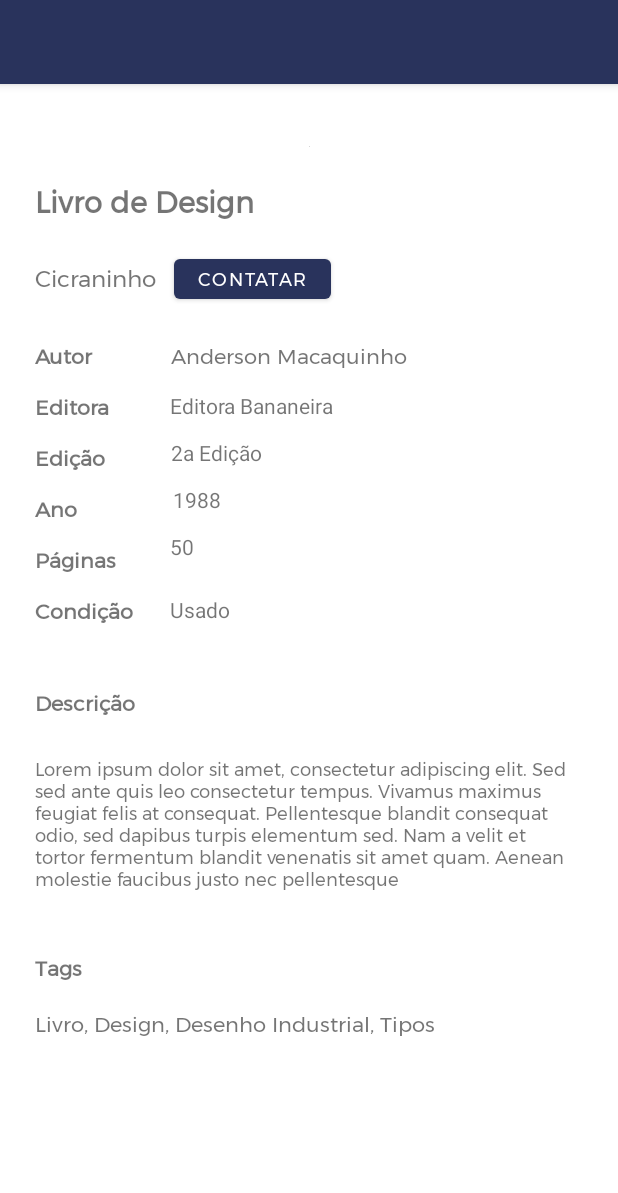
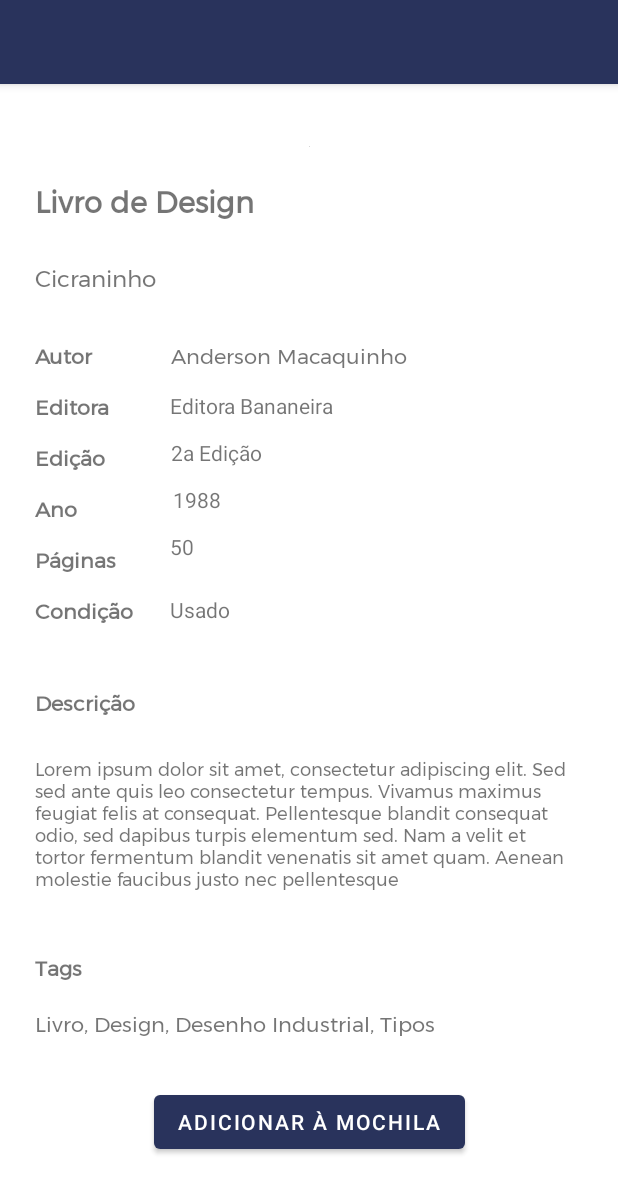
Before and after one commit to caldasluan/Escambinho, an Android app: the layout activity_item_information.xml on its own in the app's theme, with its tools: preview values and no code run, on a phone screen of 412 x 824 dp. Shown: the top 1193 px of the screen. Run offline under Robolectric (Android 15) with nearby library versions, the phone set to English and light mode, and no system bars; Roboto replaces fonts that are not available here.

Commit message:
change the button from activity_item_information.xml

```diff
--- a/app/src/main/java/com/unb/devapp/escambinho/ItemInfoActivity.java
+++ b/app/src/main/java/com/unb/devapp/escambinho/ItemInfoActivity.java
@@ -18,7 +18,7 @@ import com.unb.devapp.escambinho.Model.UserModel;
 public class ItemInfoActivity extends AppCompatActivity {
 
     TextView name, title, autor, editora, edicao, ano, paginas, condicao, descricao, tags;
-    Button contactButton;
+    Button backpackButton;
     ImageView itemImage;
 
     @Override
@@ -33,7 +33,6 @@ public class ItemInfoActivity extends AppCompatActivity {
         itemImage = findViewById(R.id.activity_item_information_image);
         title = findViewById(R.id.activity_item_information_title);
         name = findViewById(R.id.activity_item_information_name);
-        contactButton = findViewById(R.id.activity_item_information_contact_button);
         autor = findViewById(R.id.activity_item_information_author_name);
         editora = findViewById(R.id.activity_item_information_publisher_name);
         edicao = findViewById(R.id.activity_item_information_edition_number);
@@ -42,6 +41,7 @@ public class ItemInfoActivity extends AppCompatActivity {
         condicao = findViewById(R.id.activity_item_information_condition_content);
         descricao = findViewById(R.id.activity_item_information_description_content);
         tags = findViewById(R.id.activity_item_information_tags_content);
+        backpackButton = findViewById(R.id.activity_item_information_backpack_button);
     }
 
 
--- a/app/src/main/res/layout/activity_item_information.xml
+++ b/app/src/main/res/layout/activity_item_information.xml
@@ -63,20 +63,6 @@
                 android:text="@string/cicraninho"
                 android:textSize="15sp"
                 app:layout_constraintStart_toStartOf="parent"
-                app:layout_constraintTop_toBottomOf="@+id/activity_item_information_title" />
-
-            <Button
-                android:id="@+id/activity_item_information_contact_button"
-                android:layout_width="wrap_content"
-                android:layout_height="wrap_content"
-                android:layout_marginStart="11dp"
-                android:layout_marginTop="8dp"
-                android:fontFamily="@font/montserrat"
-                android:insetTop="15dp"
-                android:insetBottom="15dp"
-                android:text="@string/contatar"
-                android:textSize="12sp"
-                app:layout_constraintStart_toEndOf="@+id/activity_item_information_name"
                 app:layout_constraintTop_toBottomOf="@+id/activity_item_information_title" />
 
             <TextView
@@ -233,11 +219,13 @@
                 android:layout_marginStart="23dp"
                 android:layout_marginTop="23dp"
                 android:layout_marginEnd="23dp"
+                android:layout_marginBottom="39dp"
                 android:fontFamily="@font/montserrat"
                 android:paddingLeft="23dp"
                 android:paddingRight="23dp"
                 android:text="@string/lorem_ipsum"
                 android:textSize="12sp"
+                app:layout_constraintBottom_toTopOf="@+id/activity_item_information_tags"
                 app:layout_constraintEnd_toEndOf="parent"
                 app:layout_constraintStart_toStartOf="parent"
                 app:layout_constraintTop_toBottomOf="@+id/activity_item_information_description" />
@@ -260,12 +248,24 @@
                 android:layout_height="wrap_content"
                 android:layout_marginStart="23dp"
                 android:layout_marginTop="15dp"
-                android:layout_marginBottom="75dp"
                 android:fontFamily="@font/montserrat"
                 android:text="@string/tags_content"
-                app:layout_constraintBottom_toBottomOf="parent"
                 app:layout_constraintStart_toStartOf="parent"
                 app:layout_constraintTop_toBottomOf="@+id/activity_item_information_tags" />
+
+            <Button
+                android:id="@+id/activity_item_information_backpack_button"
+                android:layout_width="wrap_content"
+                android:layout_height="wrap_content"
+                android:layout_marginStart="23dp"
+                android:layout_marginTop="30dp"
+                android:layout_marginEnd="23dp"
+                android:layout_marginBottom="30dp"
+                android:text="@string/adicionar_mochila"
+                app:layout_constraintBottom_toBottomOf="parent"
+                app:layout_constraintEnd_toEndOf="parent"
+                app:layout_constraintStart_toStartOf="parent"
+                app:layout_constraintTop_toBottomOf="@+id/activity_item_information_tags_content" />
         </androidx.constraintlayout.widget.ConstraintLayout>
     </ScrollView>
 
--- a/app/src/main/res/values/strings.xml
+++ b/app/src/main/res/values/strings.xml
@@ -57,4 +57,5 @@
     <string name="_50">50</string>
     <string name="tags_content">Livro, Design, Desenho Industrial, Tipos</string>
     <string name="usado">Usado</string>
+    <string name="adicionar_mochila">Adicionar à mochila</string>
 </resources>
```
